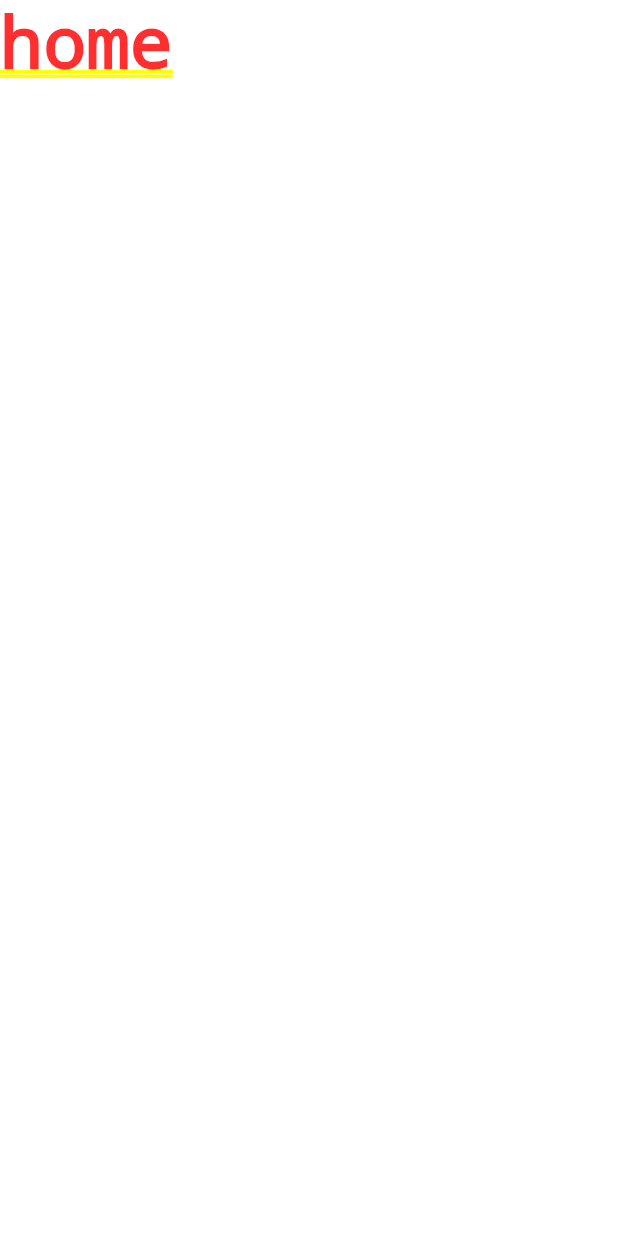
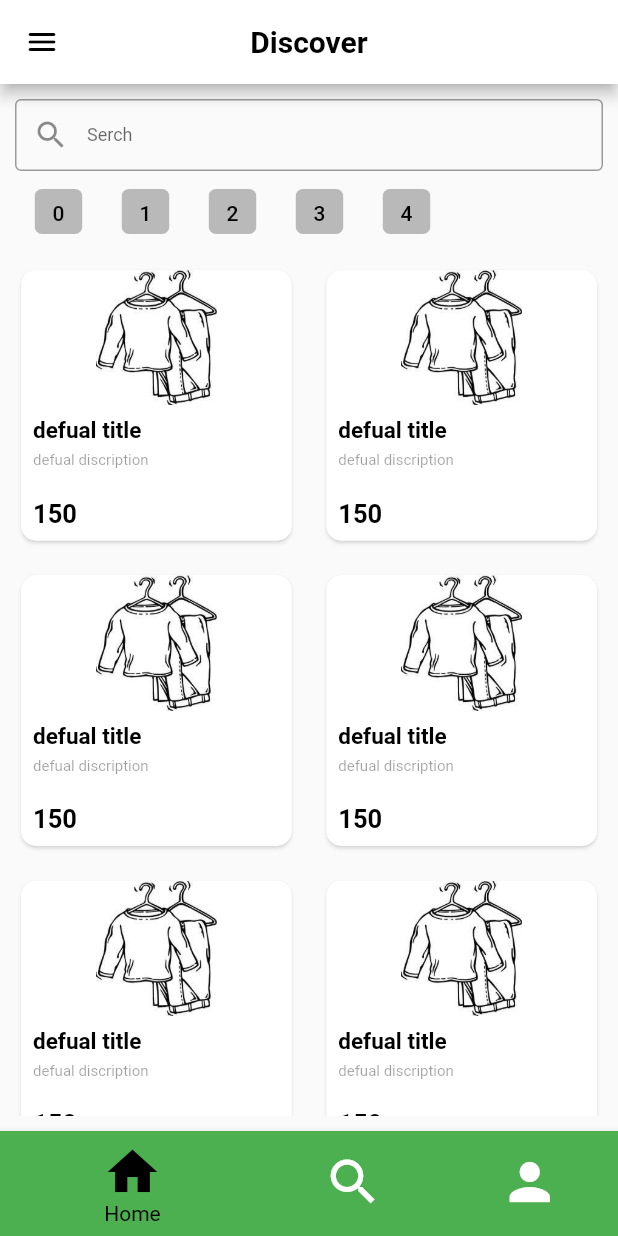
Before and after one commit to Krupal01/shopping_application_bloc_demo, a Flutter app: the screen it shows after launch, after a tap on "Get started", after a tap on "Login", on a phone screen of 412 x 824 dp. Run offline on Flutter 3.47's test engine with Material 2 defaults, Android fonts, the phone set to English and light mode, and no system bars.

Commit message:
ADD : home screen and widgets

```diff
--- a/lib/routes/routes.dart
+++ b/lib/routes/routes.dart
@@ -1,6 +1,6 @@
 import 'package:shopping_application_bloc_demo/screens/cart_screen.dart';
 import 'package:shopping_application_bloc_demo/screens/details_screen.dart';
-import 'package:shopping_application_bloc_demo/screens/home_screem.dart';
+import 'package:shopping_application_bloc_demo/screens/home_screen.dart';
 import 'package:shopping_application_bloc_demo/screens/login_screen.dart';
 import 'package:shopping_application_bloc_demo/screens/signup_screen.dart';
 import 'package:shopping_application_bloc_demo/screens/welcome_screen.dart';
--- a/lib/screens/home_screem.dart
+++ /dev/null
@@ -1,11 +0,0 @@
-import 'package:flutter/material.dart';
-
-class HomeScreen extends StatelessWidget {
-  static const route = '/home_screen';
-  const HomeScreen({Key? key}) : super(key: key);
-
-  @override
-  Widget build(BuildContext context) {
-    return const Text("home");
-  }
-}
--- /dev/null
+++ b/lib/screens/home_screen.dart
@@ -0,0 +1,69 @@
+import 'package:flutter/material.dart';
+import 'package:shopping_application_bloc_demo/widgets/app_bar.dart';
+import 'package:shopping_application_bloc_demo/widgets/bottom_nav_bar.dart';
+import 'package:shopping_application_bloc_demo/widgets/chips.dart';
+import 'package:shopping_application_bloc_demo/widgets/drawer.dart';
+import 'package:shopping_application_bloc_demo/widgets/search_bar.dart';
+import 'package:shopping_application_bloc_demo/widgets/shopping_item.dart';
+import 'package:shopping_application_bloc_demo/widgets/spacer.dart';
+
+class HomeScreen extends StatelessWidget {
+  static const route = '/home_screen';
+  const HomeScreen({Key? key}) : super(key: key);
+
+  @override
+  Widget build(BuildContext context) {
+    return Scaffold(
+      appBar: MainAppBar(
+        title: "Discover",
+        leading: Builder(
+          builder: (context) => IconButton(
+            onPressed: () => Scaffold.of(context).openDrawer(),
+            icon: const Icon(Icons.menu_rounded),
+          ),
+        ),
+      ),
+      drawer: const MainDrawer(),
+      bottomNavigationBar: MainBottomNavbar(onTabChange: () {}),
+      body: Padding(
+        padding: const EdgeInsets.all(10.0),
+        child: Column(
+          children: [
+            MainSearchBar(onChange: (text) {}),
+            SizedBox(
+              width: double.infinity,
+              height: 30.0,
+              child: ListView.builder(
+                shrinkWrap: true,
+                scrollDirection: Axis.horizontal,
+                itemCount: 5,
+                itemBuilder: ((context, index) {
+                  return MainChip(
+                    text: index.toString(),
+                    onTap: () {},
+                  );
+                }),
+              ),
+            ),
+            Space(),
+            Expanded(
+              child: GridView.builder(
+                gridDelegate: const SliverGridDelegateWithFixedCrossAxisCount(
+                  crossAxisCount: 2,
+                  crossAxisSpacing: 15.0,
+                  mainAxisSpacing: 15.0,
+                ),
+                itemCount: 10,
+                itemBuilder: ((context, index) {
+                  return ShoppingItem(
+                    imageUrl: "",
+                  );
+                }),
+              ),
+            ),
+          ],
+        ),
+      ),
+    );
+  }
+}
--- a/lib/screens/login_screen.dart
+++ b/lib/screens/login_screen.dart
@@ -1,5 +1,5 @@
 import 'package:flutter/material.dart';
-import 'package:shopping_application_bloc_demo/screens/home_screem.dart';
+import 'package:shopping_application_bloc_demo/screens/home_screen.dart';
 import 'package:shopping_application_bloc_demo/screens/signup_screen.dart';
 import 'package:shopping_application_bloc_demo/widgets/buttons.dart';
 import 'package:shopping_application_bloc_demo/widgets/header_text.dart';
--- a/lib/screens/signup_screen.dart
+++ b/lib/screens/signup_screen.dart
@@ -1,4 +1,5 @@
 import 'package:flutter/material.dart';
+import 'package:shopping_application_bloc_demo/screens/login_screen.dart';
 import 'package:shopping_application_bloc_demo/widgets/buttons.dart';
 import 'package:shopping_application_bloc_demo/widgets/header_text.dart';
 import 'package:shopping_application_bloc_demo/widgets/spacer.dart';
@@ -98,7 +99,9 @@ class SignUpScreen extends StatelessWidget {
                 ),
               ),
               PaddingButton(
-                onPressed: () {},
+                onPressed: () {
+                  Navigator.popAndPushNamed(context, LoginScreen.route);
+                },
                 child: const Text(
                   "SignUp With Google",
                   style: TextStyle(
@@ -122,7 +125,9 @@ class SignUpScreen extends StatelessWidget {
               SizedBox(
                 width: double.infinity,
                 child: TextButton(
-                  onPressed: () {},
+                  onPressed: () {
+                    Navigator.popAndPushNamed(context, LoginScreen.route);
+                  },
                   child: const Text(
                     "Already have account? Login",
                     style: TextStyle(
--- a/lib/widgets/app_bar.dart
+++ b/lib/widgets/app_bar.dart
@@ -1,4 +1,5 @@
 import 'package:flutter/material.dart';
+import 'package:shopping_application_bloc_demo/widgets/header_text.dart';
 
 class MainAppBar extends StatelessWidget implements PreferredSizeWidget {
   final Color? backgroundColor;
@@ -8,6 +9,7 @@ class MainAppBar extends StatelessWidget implements PreferredSizeWidget {
   final double? height;
   final List<Widget>? menuItem;
   final bool hideBack;
+  final Widget? leading;
 
   const MainAppBar({
     super.key,
@@ -16,8 +18,9 @@ class MainAppBar extends StatelessWidget implements PreferredSizeWidget {
     this.icon,
     this.title = '',
     this.menuItem,
-    this.height: kToolbarHeight,
+    this.height= kToolbarHeight,
     this.hideBack = false,
+    this.leading,
     });
 
   @override
@@ -29,16 +32,10 @@ class MainAppBar extends StatelessWidget implements PreferredSizeWidget {
       actions: menuItem,
       toolbarHeight: preferredSize.height,
       iconTheme: IconThemeData(color: textIconColor),
-      title: Text(
-        title!,
-        style: TextStyle(
-          fontSize: 20,
-          fontWeight: FontWeight.bold,
-          color: textIconColor,
-        ),
-      ),
+      title: HeaderText(text: title.toString()),
       backgroundColor: backgroundColor,
       centerTitle: true,
+      leading: leading,
     );
   }
 }
--- /dev/null
+++ b/lib/widgets/bottom_nav_bar.dart
@@ -0,0 +1,48 @@
+import 'package:flutter/material.dart';
+
+class MainBottomNavbar extends StatefulWidget {
+  final Function onTabChange;
+  const MainBottomNavbar({Key? key, required this.onTabChange})
+      : super(key: key);
+
+  @override
+  State<MainBottomNavbar> createState() => _MainBottomNavbarState();
+}
+
+class _MainBottomNavbarState extends State<MainBottomNavbar> {
+  int _selectedIndex = 0;
+  void _onItemTapped(int index) {
+    setState(() {
+      _selectedIndex = index;
+    });
+    widget.onTabChange();
+  }
+
+  @override
+  Widget build(BuildContext context) {
+    return BottomNavigationBar(
+        items: const <BottomNavigationBarItem>[
+          BottomNavigationBarItem(
+            icon: Icon(Icons.home),
+            label: 'Home',
+            backgroundColor: Colors.green,
+          ),
+          BottomNavigationBarItem(
+            icon: Icon(Icons.search),
+            label: 'Search',
+            backgroundColor: Colors.yellow,
+          ),
+          BottomNavigationBarItem(
+            icon: Icon(Icons.person),
+            label: 'Profile',
+            backgroundColor: Colors.blue,
+          ),
+        ],
+        type: BottomNavigationBarType.shifting,
+        currentIndex: _selectedIndex,
+        selectedItemColor: Colors.black,
+        iconSize: 40,
+        onTap: _onItemTapped,
+        elevation: 5);
+  }
+}
--- a/lib/widgets/buttons.dart
+++ b/lib/widgets/buttons.dart
@@ -1,4 +1,3 @@
-import 'package:flutter/cupertino.dart';
 
 import 'package:flutter/material.dart';
 
--- /dev/null
+++ b/lib/widgets/chips.dart
@@ -0,0 +1,23 @@
+import 'package:flutter/material.dart';
+
+Widget MainChip({
+  required String text,
+  VoidCallback? onTap,
+  Color? color,
+  bool? isSelected,
+}) {
+  onTap ??= () {};
+  isSelected ??= false;
+
+  return Padding(
+    padding : const EdgeInsets.symmetric(horizontal: 5.0),
+    child: GestureDetector(
+      onTap: onTap,
+      child: Chip(
+        shape: const RoundedRectangleBorder(borderRadius: BorderRadius.all(Radius.circular(5.0),),),
+        label: Text(text , style: TextStyle(color: isSelected ? Colors.white : Colors.black),),
+        backgroundColor: isSelected ? Colors.black : Colors.black26,
+      ),
+    ),
+  );
+}
--- /dev/null
+++ b/lib/widgets/search_bar.dart
@@ -0,0 +1,29 @@
+import 'package:flutter/material.dart';
+
+Widget MainSearchBar({
+  required Function(String text) onChange,
+  double? height,
+}) {
+  height ??= 60.0;
+
+  return SizedBox(
+    height: height,
+    child: TextField(
+      onChanged: onChange,
+      decoration: const InputDecoration(
+        prefixIcon: Icon(Icons.search),
+        contentPadding: EdgeInsets.symmetric(
+          horizontal: 10.0,
+          vertical: 0,
+        ),
+        border: OutlineInputBorder(),
+        hintText: "Serch",
+      ),
+      style: const TextStyle(
+        fontSize: 12.0,
+        color: Colors.black,
+      ),
+      textAlignVertical: TextAlignVertical.center,
+    ),
+  );
+}
--- /dev/null
+++ b/lib/widgets/shopping_item.dart
@@ -0,0 +1,92 @@
+
+import 'package:flutter/material.dart';
+import 'package:shopping_application_bloc_demo/widgets/spacer.dart';
+
+class ShoppingItem extends StatelessWidget {
+  final double? height, width;
+  final String imageUrl;
+  final String? title, discription, price;
+  final bool? isFavorite;
+  final Function? onFavoriteTap;
+  final Function? onItemTap;
+  final Function? onAddToCart;
+
+  ShoppingItem({
+    Key? key,
+    this.height,
+    this.width,
+    required this.imageUrl,
+    this.title,
+    this.discription,
+    this.price,
+    this.isFavorite,
+    this.onFavoriteTap,
+    this.onItemTap,
+    this.onAddToCart,
+  }) : super(key: key);
+
+  @override
+  Widget build(BuildContext context) {
+    return Card(
+      semanticContainer: true,
+      clipBehavior: Clip.antiAliasWithSaveLayer,
+      shadowColor: Colors.white,
+      shape: RoundedRectangleBorder(
+        borderRadius: BorderRadius.circular(10.0),
+      ),
+      child: Column(
+        children: [
+          const Expanded(
+            child: Image(
+              image: AssetImage("assets/images/clothes_default.jpeg"),
+              fit: BoxFit.fill,
+            ),
+            // child: FadeInImage.assetNetwork(
+            //   placeholder: "assets/images/clothes_default.jpg",
+            //   image: imageUrl,
+            // ),
+          ),
+          Expanded(
+            child: Padding(
+              padding: const EdgeInsets.all(8.0),
+              child: Column(
+                mainAxisAlignment: MainAxisAlignment.start,
+                crossAxisAlignment: CrossAxisAlignment.start,
+
+                children: [
+                  Text(
+                    title ?? "defual title",
+                    style: const TextStyle(
+                        fontSize: 15,
+                        color: Colors.black,
+                        fontWeight: FontWeight.bold),
+                    maxLines: 2,
+                  ),
+                  Space(height: 5),
+                  Expanded(
+                    child: Text(
+                      discription ?? "defual discription",
+                      style: const TextStyle(
+                        fontSize: 10,
+                        color: Colors.black38,
+                      ),
+                      maxLines: 3,
+                    ),
+                  ),
+                  Space(height: 5),
+                  Text(
+                    price ?? "150",
+                    style: const TextStyle(
+                        fontSize: 17,
+                        color: Colors.black,
+                        fontWeight: FontWeight.bold),
+                  )
+                ],
+              ),
+            ),
+          )
+        ],
+      ),
+    );
+  }
+}
```
Also changed, not shown: assets/images/clothes_default.jpeg (added).
